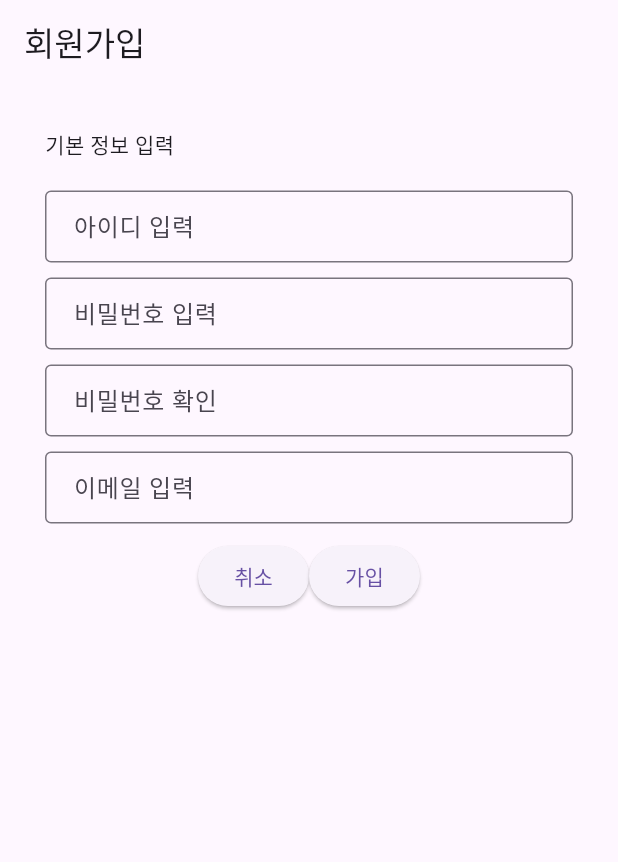
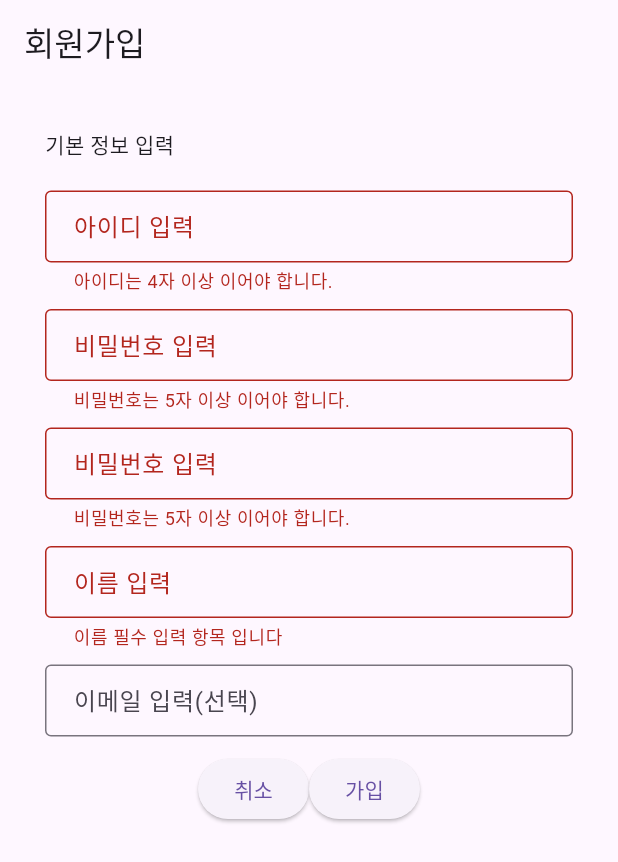
Before and after one commit to whdqhd4149/Flutter, a Flutter app: the RegisterScreen screen opened directly, after a tap on "가입", on a phone screen of 412 x 824 dp. Shown: the top 862 px of the screen. Run offline on Flutter 3.47's test engine with Material 3 defaults, Android fonts, the phone set to English and light mode, and no system bars; our stand-ins replace flutter_riverpod.

Commit message:
kmarket 회원가입

```diff
--- a/kmarket_shopping_app/lib/main.dart
+++ b/kmarket_shopping_app/lib/main.dart
@@ -3,7 +3,7 @@ import 'package:kmarket_shopping_app/screens/main/main_tab_screen.dart';
 import 'package:kmarket_shopping_app/screens/splash_screen.dart';
 
 void main() {
-  runApp(MyApp());
+  runApp(const MyApp());
 }
 
 class MyApp extends StatelessWidget {
--- /dev/null
+++ b/kmarket_shopping_app/lib/models/member.dart
@@ -0,0 +1,28 @@
+class Member {
+
+
+  final String usid;
+  final String pass;
+  final String name;
+  final String email;
+  String role;
+
+  Member({
+    required this.usid,
+    required this.pass,
+    required this.name,
+    required this.email,
+    this.role = 'USER',
+  });
+
+  Map<String, dynamic> toJson() {
+    return {
+      "usid": usid,
+      "pass": pass,
+      "name": name,
+      "email": email,
+      "role": role,
+    };
+  }
+
+}
--- a/kmarket_shopping_app/lib/screens/main/home_tab.dart
+++ b/kmarket_shopping_app/lib/screens/main/home_tab.dart
@@ -100,11 +100,6 @@ class _HomeTabState extends State<HomeTab> {
 
   // 상품 섹션 디자인 함수
   Widget _buildProductSection(BuildContext context, String title){
-
-
-
-
-
     return Column(
       crossAxisAlignment: CrossAxisAlignment.start,
       children: [
@@ -145,6 +140,7 @@ class _HomeTabState extends State<HomeTab> {
   // 하단 푸터 디자인 함수
   Widget _buildFooter(BuildContext context) {
     return Container(
+      width: double.infinity,
       padding: EdgeInsets.all(20.0),
       color: Colors.grey[200],
       child: Column(
--- a/kmarket_shopping_app/lib/screens/member/register_screen.dart
+++ b/kmarket_shopping_app/lib/screens/member/register_screen.dart
@@ -1,5 +1,9 @@
+import 'dart:developer';
+
 import 'package:flutter/cupertino.dart';
 import 'package:flutter/material.dart';
+import 'package:kmarket_shopping_app/models/member.dart';
+import 'package:kmarket_shopping_app/services/member_service.dart';
 
 class RegisterScreen extends StatefulWidget {
   const RegisterScreen({super.key});
@@ -9,6 +13,60 @@ class RegisterScreen extends StatefulWidget {
 }
 
 class _RegisterScreenState extends State<RegisterScreen> {
+
+  final _formKey = GlobalKey<FormState>();
+
+  final _usidController = TextEditingController();
+  final _pass1Controller = TextEditingController();
+  final _pass2Controller = TextEditingController();
+  final _nameController = TextEditingController();
+  final _emailController = TextEditingController();
+
+  // 서비스 생성
+  final _service = MemberService();
+
+  bool _isLoading = false;
+
+
+  Future<void> _submitForm() async {
+
+    if(!_formKey.currentState!.validate()){
+      return;
+    }
+
+    final member = Member(
+      usid: _usidController.text,
+      pass: _pass1Controller.text,
+      name: _nameController.text,
+      email: _emailController.text,
+      role: 'USER',
+    );
+
+    log('member : $member');
+
+
+    // 서비스 호출
+    try {
+      final savedUser = await _service.register(member);
+
+      ScaffoldMessenger.of(context).showSnackBar(
+        SnackBar(content: Text('회원가입 완료 : $savedUser')),
+      );
+
+      // 가입 완료 후 로그인 화면으로 이동
+      Navigator.of(context).pop();
+
+    }catch(err){
+      ScaffoldMessenger.of(context).showSnackBar(
+        SnackBar(content: Text('에러 발생 : $err')),
+      );
+    }
+  }
+
+
+
+
+
   @override
   Widget build(BuildContext context) {
     return Scaffold(
@@ -17,18 +75,68 @@ class _RegisterScreenState extends State<RegisterScreen> {
         child: Padding(
           padding: EdgeInsets.all(30),
           child: Form(
+            key: _formKey,
             child: Column(
               crossAxisAlignment: CrossAxisAlignment.start,
               children: [
                 const Text('기본 정보 입력'),
                 const SizedBox(height: 20,),
-                _buildInputField(title: '아이디 입력'),
+                _buildInputField(
+                    controller: _usidController,
+                    title: '아이디 입력',
+                    validator: (value){
+                      if(value == null || value.length < 4){
+                        return '아이디는 4자 이상 이어야 합니다.';
+                      }
+                      return null;
+                    }
+                ),
                 const SizedBox(height: 10,),
-                _buildInputField(title: '비밀번호 입력'),
+                _buildInputField(
+                    controller: _pass1Controller,
+                    title: '비밀번호 입력',
+                    isPass: true,
+                    validator: (value){
+                    if(value == null || value.length < 5){
+                      return '비밀번호는 5자 이상 이어야 합니다.';
+                    }
+                      return null;
+                    }
+                ),
                 const SizedBox(height: 10,),
-                _buildInputField(title: '비밀번호 확인'),
+                _buildInputField(
+                    controller: _pass2Controller,
+                    title: '비밀번호 입력',
+                    isPass: true,
+                    validator: (value){
+                      if(value == null || value.length < 5){
+                        if(value != _pass1Controller.text){
+                          return '비밀번호가 일치하지 않습니다.';
+                        }
+                        return '비밀번호는 5자 이상 이어야 합니다.';
+                      }
+                      return null;
+                    }
+                ),
                 const SizedBox(height: 10,),
-                _buildInputField(title: '이메일 입력'),
+                _buildInputField(
+                  controller: _nameController,
+                  title: '이름 입력',
+                  validator: (value){
+                    if(value == null || value.isEmpty){
+                      return '이름 필수 입력 항목 입니다';
+                    }
+                    return null;
+                  }
+                ),
+                const SizedBox(height: 10,),
+                _buildInputField(
+                    controller: _emailController,
+                    title: '이메일 입력(선택)',
+                    validator: (value){
+                      return null;
+                    }
+                ),
                 const SizedBox(height: 10,),
                 SizedBox(
                   width: double.infinity,
@@ -41,9 +149,7 @@ class _RegisterScreenState extends State<RegisterScreen> {
                         Navigator.of(context).pop();
                       }, child: const Text('취소')),
                       const SizedBox(height: 10,),
-                      ElevatedButton(onPressed: (){
-
-                      }, child: const Text('가입')),
+                      ElevatedButton(onPressed: _submitForm, child: const Text('가입')),
                     ],
                   ),
                 )
@@ -57,17 +163,32 @@ class _RegisterScreenState extends State<RegisterScreen> {
 
   // 입력 필드 디자인 함수
   Widget _buildInputField({
+    required TextEditingController controller,
     required String title,
+    required String? Function(String?)? validator,
+    bool isPass = false
   }){
 
     return TextFormField(
-      controller: null,
+      controller: controller,
+      obscureText: isPass,
       decoration: InputDecoration(
         labelText: title,
         border: OutlineInputBorder(),
         contentPadding: EdgeInsets.symmetric(horizontal: 15)
       ),
+      validator: validator,
 
     );
   }
+
+  @override
+  void dispose() {
+    super.dispose();
+    _usidController.dispose();
+    _nameController.dispose();
+    _pass1Controller.dispose();
+    _pass2Controller.dispose();
+    _emailController.dispose();
+  }
 }
--- /dev/null
+++ b/kmarket_shopping_app/lib/services/member_service.dart
@@ -0,0 +1,37 @@
+import 'dart:convert';
+
+import 'package:kmarket_shopping_app/models/member.dart';
+import 'package:http/http.dart' as http;
+
+class MemberService {
+
+  final String baseUrl = "http://10.0.2.2:8080/ch09";
+
+  Future<void> login() async {
+    return;
+  }
+
+  Future<Map<String, dynamic>> register(Member member) async {
+
+    try {
+      final response = await http.post(
+          Uri.parse('$baseUrl/user/register'),
+          headers: {"Content-Type": "application/json"},
+          body: jsonEncode(member.toJson())
+      );
+
+      if(response.statusCode == 200){
+        // savedUser 반환
+        return jsonDecode(response.body);
+      }else {
+        throw Exception('response.statusCode : ${response.statusCode}');
+      }
+    }catch(err){
+      throw Exception('에러발생 : $err');
+    }
+  }
+
+
+
+
+}
--- a/kmarket_shopping_app/pubspec.yaml
+++ b/kmarket_shopping_app/pubspec.yaml
@@ -30,6 +30,7 @@ environment:
 dependencies:
   flutter:
     sdk: flutter
+  http: ^1.5.0
 
   # The following adds the Cupertino Icons font to your application.
   # Use with the CupertinoIcons class for iOS style icons.
```
Also changed, not shown: kmarket_shopping_app/pubspec.lock.
